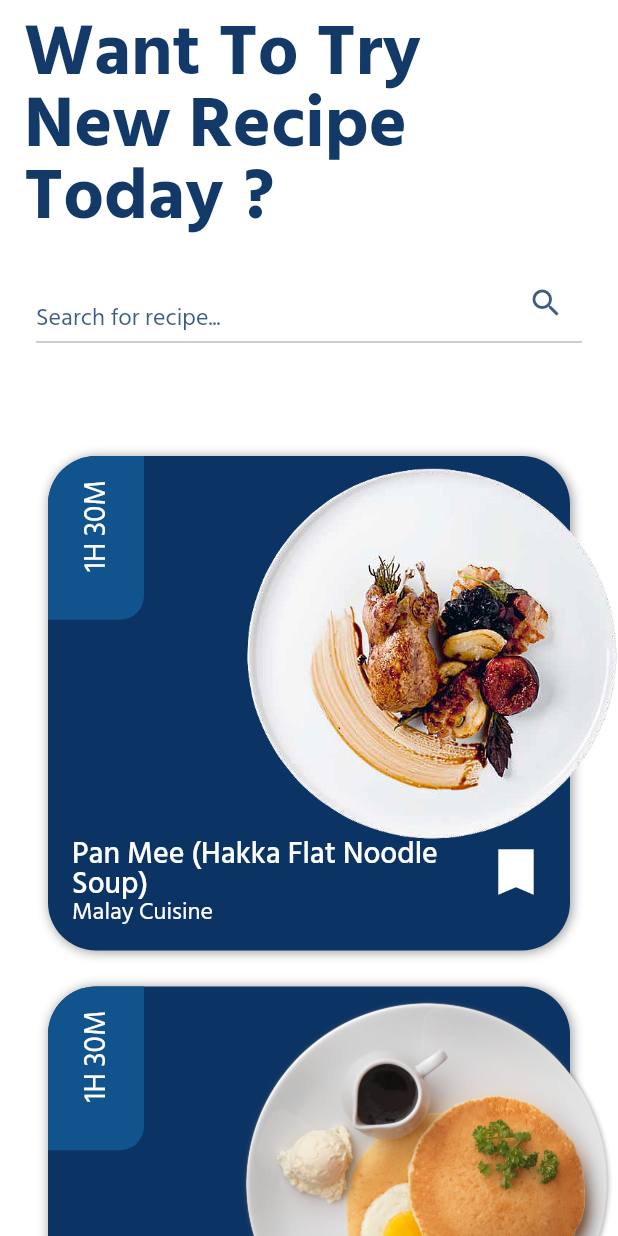
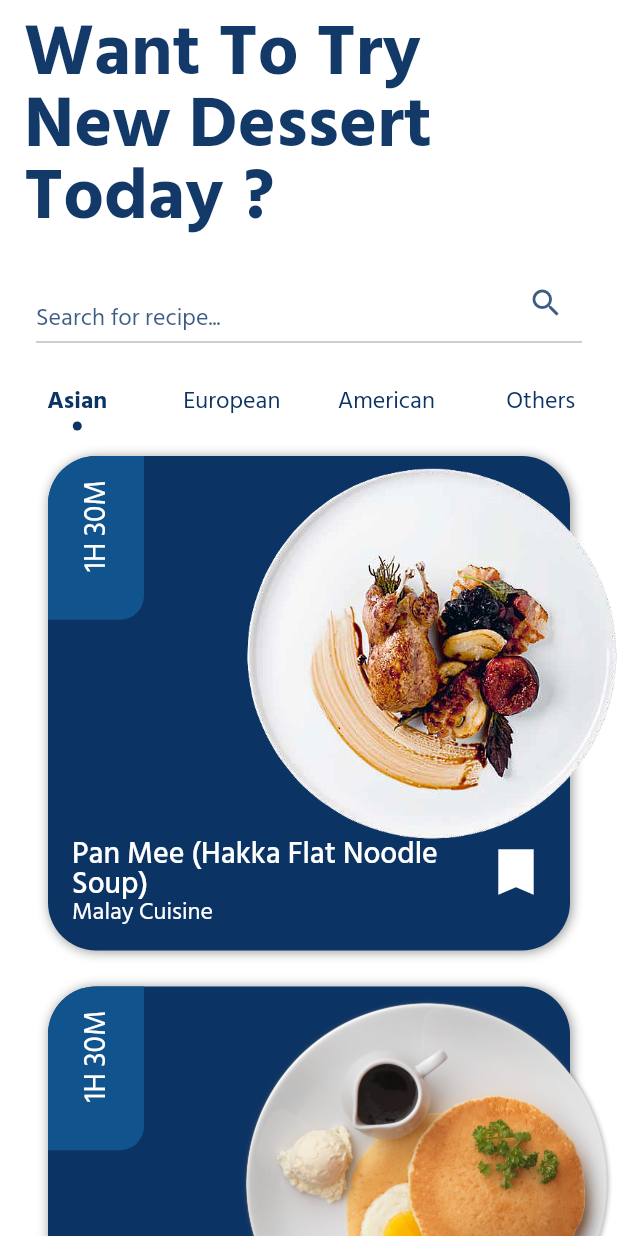
Before and after one commit to marinalvdgs/dapur_hangus_app, a Flutter app: the DessertRecipePage screen opened directly, on a phone screen of 412 x 824 dp. Run offline on Flutter 3.47's test engine with Material 2 defaults, Android fonts, the phone set to English and light mode, and no system bars.

Commit message:
add different content to tabbar scaffold

```diff
--- a/lib/screens/desserts_recipe_page.dart
+++ b/lib/screens/desserts_recipe_page.dart
@@ -9,8 +9,8 @@ class DessertRecipePage extends StatefulWidget {
 }
 
 class _DessertRecipePageState extends State<DessertRecipePage> {
-  String title = 'Want To Try New Recipe Today ?';
-  List<String> tabsTitle = ['Malay', 'Chinese', 'Indian', 'Others'];
+  String title = 'Want To Try New Dessert Today ?';
+  List<String> tabsTitle = ['Asian', 'European', 'American', 'Others'];
   List<Widget> tabsBody = List.filled(
       4,
       ListView(
--- a/lib/screens/drink_recipe_page.dart
+++ b/lib/screens/drink_recipe_page.dart
@@ -9,8 +9,8 @@ class DrinkRecipePage extends StatefulWidget {
 }
 
 class _DrinkRecipePageState extends State<DrinkRecipePage> {
-  String title = 'Want To Try New Recipe Today ?';
-  List<String> tabsTitle = ['Malay', 'Chinese', 'Indian', 'Others'];
+  String title = 'Want To Try New Drink Today ?';
+  List<String> tabsTitle = ['Tea', 'Coffee', 'Alcohol', 'Others'];
   List<Widget> tabsBody = List.filled(
       4,
       ListView(
--- a/lib/screens/soup_recipe_page.dart
+++ b/lib/screens/soup_recipe_page.dart
@@ -9,8 +9,8 @@ class SoupRecipePage extends StatefulWidget {
 }
 
 class _SoupRecipePageState extends State<SoupRecipePage> {
-  String title = 'Want To Try New Recipe Today ?';
-  List<String> tabsTitle = ['Malay', 'Chinese', 'Indian', 'Others'];
+  String title = 'Want To Try New Soup Today ?';
+  List<String> tabsTitle = ['Cream', 'Chinese', 'Malay', 'Others'];
   List<Widget> tabsBody = List.filled(
       4,
       ListView(
--- a/lib/screens/vege_recipe_page.dart
+++ b/lib/screens/vege_recipe_page.dart
@@ -10,8 +10,8 @@ class VegeRecipePage extends StatefulWidget {
 }
 
 class _VegeRecipePageState extends State<VegeRecipePage> {
-  String title = 'Want To Try New Recipe Today ?';
-  List<String> tabsTitle = ['Malay', 'Chinese', 'Indian', 'Others'];
+  String title = 'Want To Try Vege Recipe Today ?';
+  List<String> tabsTitle = ['Thai', 'Indian', 'Japanese', 'Others'];
   List<Widget> tabsBody = List.filled(
       4,
       ListView(
```
